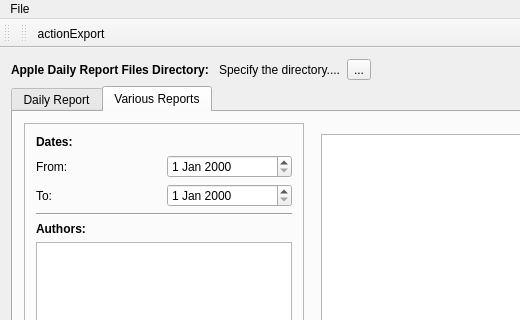
Qt form mainwindow.ui (michalis-git/SalesReportManager) before a commit; both pictures show x 0 to 520 and y 0 to 320 of the 1329 by 747 pixel window.
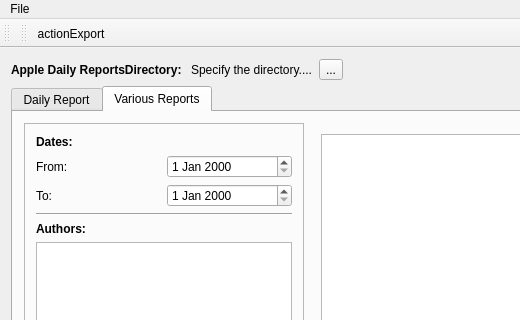
The same form after that commit. Icons and pictures are not drawn.

```diff
--- a/mainwindow.ui
+++ b/mainwindow.ui
@@ -359,12 +359,11 @@
        <widget class="QLabel" name="label_2">
         <property name="font">
          <font>
-          <weight>75</weight>
           <bold>true</bold>
          </font>
         </property>
         <property name="text">
-         <string>Apple Daily Report Files Directory: </string>
+         <string>Apple Daily ReportsDirectory: </string>
         </property>
        </widget>
       </item>
```
Left out of the diff: 3 changed lines with no effect on the pictures.
